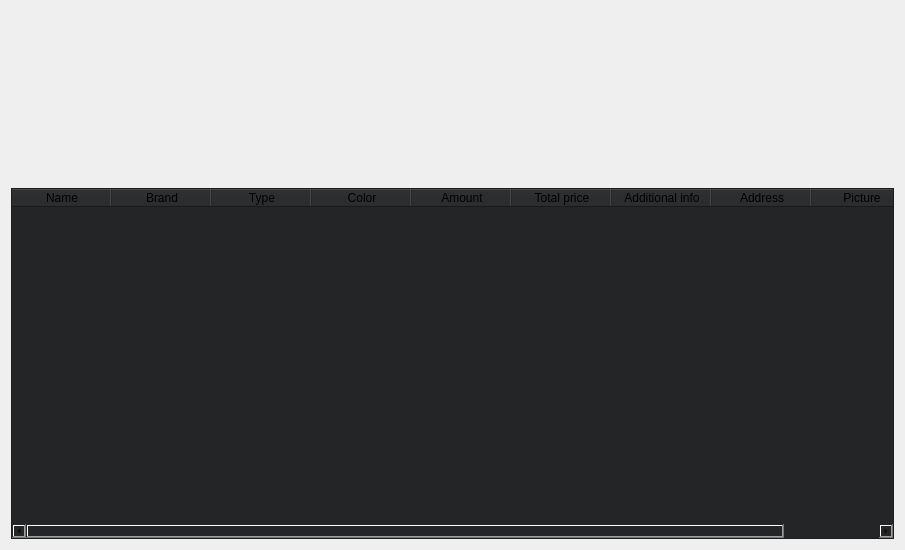
Before: the Qt Designer form AP/show_transaction.ui in AP-projects-4001/Guys, drawn with Qt 5.
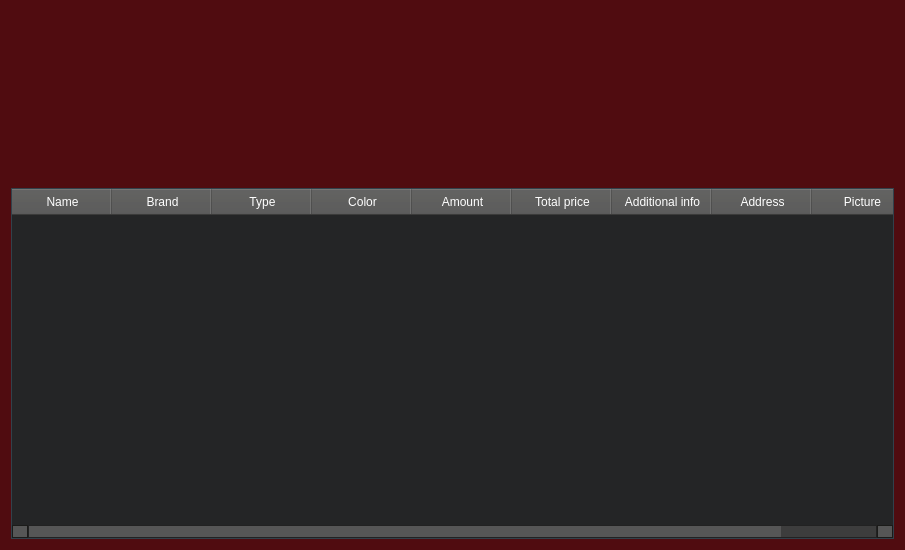
After: the same form once the commit is applied. Icons and pictures are not drawn.

```diff
--- a/AP/show_transaction.ui
+++ b/AP/show_transaction.ui
@@ -13,6 +13,711 @@
   <property name="windowTitle">
    <string>Dialog</string>
   </property>
+  <property name="styleSheet">
+   <string notr="true">
+QWidget
+{
+	background-color: #500c10;
+	color: #ffffff;
+	border-color: #051a39;
+
+}
+
+
+QLabel
+{
+	background-color: transparent;
+	color: #ffffff;
+
+}
+
+
+QToolTip
+{
+	border : 1px solid #500c10;
+	background-color: #26264f;
+	color: #ffffff;
+	border-color: #051a39;
+
+}
+QPushButton
+{
+	background-color: #565656;
+	color: #ffffff;
+	border-style: solid;
+	border-width: 1px;
+	border-radius: 10px;
+	border-color: #051a39;
+	padding: 5px;
+
+}
+
+
+QPushButton::disabled
+{
+	background-color: #404040;
+	color: #656565;
+	border-color: #051a39;
+
+}
+
+
+QPushButton::hover
+{
+	background-color: #8399ff;
+	color: #ffffff;
+	border-style: solid;
+	border-width: 1px;
+	border-radius: 10px;
+	border-color: #051a39;
+	padding: 5px;
+}
+
+
+QPushButton::pressed
+{
+	background-color: #4969ff;
+	color: #ffffff;
+	border-style: solid;
+	border-width: 1px;
+	border-radius: 10px;
+	border-color: #051a39;
+	padding: 5px;
+
+}
+
+QComboBox
+{
+    background-color: #565656;
+    border: 1px solid;
+    border-radius: 3px;
+    padding-left: 6px;
+    color: #ffffff;
+    height: 20px;
+
+}
+
+
+QComboBox::disabled
+{
+	background-color: #404040;
+	color: #656565;
+	border-color: #051a39;
+
+}
+
+
+QComboBox:hover
+{
+    background-color: #8399ff;
+}
+
+
+QComboBox:on
+{
+    background-color: #4969ff;
+
+}
+
+
+QComboBox QAbstractItemView
+{
+    background-color: #383838;
+    color: #ffffff;
+    border: 1px solid black;
+    selection-background-color: #4969ff;
+    selection-color: #ffffff;
+    outline: 0;
+
+}
+
+QComboBox::drop-down
+{
+    subcontrol-origin: padding;
+    subcontrol-position: top right;
+    width: 15px;
+    border-left-width: 0px;
+    border-left-color: darkgray;
+    border-left-style: solid; 
+    border-top-right-radius: 3px; 
+    border-bottom-right-radius: 3px;
+
+}
+
+
+QComboBox::down-arrow
+{
+    image: url(://arrow-down.png);
+    width: 8px;
+    height: 8px;
+}
+
+
+QSpinBox
+{
+	background-color: #525251;
+	color: #ffffff;
+	border: 1px solid #051a39;
+	border-radius: 3px;
+	padding : 2px;
+}
+
+QLineEdit
+{
+	background-color: #525251;
+	color: #ffffff;
+	border-width: 1px;
+	border-radius: 7px;
+	border-color: #051a39;
+	padding: 2px;
+
+}
+
+QLineEdit::disabled
+{
+	background-color: #404040;
+	color: #656565;
+	border-width: 1px;
+	border-radius: 7px;
+	border-color: #051a39;
+	padding: 2px;
+
+}
+
+QTextEdit
+{
+	background-color: #ffffff;
+	color: #010201;
+	border-color: #051a39;
+
+}
+
+
+QTextEdit::disabled
+{
+	background-color: #404040;
+	color: #656565;
+	border-color: #051a39;
+
+}
+
+QCheckBox::indicator
+{
+    color: #b1b1b1;
+    background-color: #323232;
+    border: 1px solid #b1b1b1;
+    width: 12px;
+    height: 12px;
+
+}
+
+
+QCheckBox::indicator:checked
+{
+    image:url(://checkbox.png);
+    border: 1px solid #565656;
+
+}
+
+
+QCheckBox::disabled
+{
+	color: #656565;
+
+}
+
+
+QCheckBox::indicator:disabled
+{
+	background-color: #656565;
+	color: #656565;
+    border: 1px solid #656565;
+
+}
+
+
+QRadioButton::indicator::unchecked
+{ 
+	border: 2px inset gray; 
+	border-radius: 5px; 
+	background-color:  #fff;
+	width: 9px; 
+	height: 9px; 
+
+}
+
+
+QRadioButton::indicator::unchecked:hover
+{ 
+	border: 2px solid #565656; 
+	border-radius: 5px; 
+	background-color:  #fff;
+	width: 9px; 
+	height: 9px; 
+
+}
+
+
+QRadioButton::indicator::checked
+{ 
+	border: 2px inset darkgray; 
+	border-radius: 5px; 
+	background-color: #4969ff; 
+	width: 9px; 
+	height: 9px; 
+
+}
+
+
+QRadioButton::disabled
+{
+	color: #656565;
+
+}
+
+
+QRadioButton::indicator:disabled
+{
+	background-color: #656565;
+	color: #656565;
+    border: 2px solid #656565;
+
+}
+
+
+QTableView
+{
+    background-color: #242526;
+    border: 1px solid #32414B;
+    color: #f0f0f0;
+    gridline-color: #8faaff;
+    outline : 0;
+
+}
+
+
+QTableView::disabled
+{
+    background-color: #242526;
+    border: 1px solid #32414B;
+    color: #656565;
+    gridline-color: #656565;
+    outline : 0;
+
+}
+
+
+QTableView::item:hover 
+{
+    background-color: #26264f;
+    color: #f0f0f0;
+
+}
+
+
+QTableView::item:selected 
+{
+    background-color: #1a1b1c;
+    border: 2px solid #4969ff;
+    color: #F0F0F0;
+
+}
+
+
+QTableView::item:selected:disabled
+{
+    background-color: #1a1b1c;
+    border: 2px solid #525251;
+    color: #656565;
+
+}
+
+
+QTableCornerButton::section
+{
+    background-color: #505050;
+    color: #fff;
+
+}
+
+
+QHeaderView::section
+{
+    background-color: #525251;
+    color: #fff;
+    text-align: left;
+	padding: 4px;
+	
+}
+
+
+QHeaderView::section:disabled
+{
+    background-color: #525251;
+    color: #656565;
+
+}
+
+
+
+
+
+
+QHeaderView::section::vertical::first,
+QHeaderView::section::vertical::only-one
+{
+    border-top: 1px solid #353635;
+
+}
+
+
+QHeaderView::section::vertical
+{
+    border-top: 1px solid #353635;
+
+}
+
+
+QHeaderView::section::horizontal::first,
+QHeaderView::section::horizontal::only-one
+{
+    border-left: 1px solid #353635;
+
+}
+
+
+QHeaderView::section::horizontal
+{
+    border-left: 1px solid #353635;
+
+}
+
+
+QTabBar::tab
+{
+	background-color: #262626;
+	color: #ffffff;
+	border-style: solid;
+	border-width: 1px;
+	border-top-left-radius: 3px;
+	border-top-right-radius: 3px;
+	border-color: #051a39;
+	padding: 5px;
+
+}
+
+
+QTabBar::tab:disabled
+{
+	background-color: #656565;
+	color: #656565;
+}
+
+
+QTabWidget::pane 
+{
+	background-color: #262626;
+	color: #ffffff;
+    border: 1px solid;
+    border-color: #565656;
+
+}
+
+
+QTabBar::tab:selected
+{
+    background-color: #565656;
+	color: #ffffff;
+	border-style: solid;
+	border-width: 1px;
+	border-top-left-radius: 3px;
+	border-top-right-radius: 3px;
+	border-color: #051a39;
+	padding: 5px;
+
+}
+
+
+QTabBar::tab:selected:disabled
+{
+	background-color: #404040;
+	color: #656565;
+
+}
+
+
+QTabBar::tab:!selected 
+{
+    background-color: #262626;
+
+}
+
+
+QTabBar::tab:!selected:hover 
+{
+    background-color: #8399ff;
+
+}
+
+
+QTabBar::tab:top:!selected 
+{
+    margin-top: 3px;
+
+}
+
+
+QTabBar::tab:bottom:!selected 
+{
+    margin-bottom: 3px;
+
+}
+
+
+QTabBar::tab:top, QTabBar::tab:bottom 
+{
+    min-width: 8ex;
+    margin-right: -1px;
+    padding: 5px 10px 5px 10px;
+
+}
+
+
+QTabBar::tab:top:selected 
+{
+    border-bottom-color: none;
+
+}
+
+
+QTabBar::tab:bottom:selected 
+{
+    border-top-color: none;
+
+}
+
+
+QTabBar::tab:top:last, QTabBar::tab:bottom:last,
+QTabBar::tab:top:only-one, QTabBar::tab:bottom:only-one 
+{
+    margin-right: 0;
+
+}
+
+
+QTabBar::tab:left:!selected 
+{
+    margin-right: 3px;
+
+}
+
+
+QTabBar::tab:right:!selected
+{
+    margin-left: 3px;
+
+}
+
+
+QTabBar::tab:left, QTabBar::tab:right 
+{
+    min-height: 8ex;
+    margin-bottom: -1px;
+    padding: 10px 5px 10px 5px;
+
+}
+
+
+QTabBar::tab:left:selected 
+{
+    border-left-color: none;
+
+}
+
+
+QTabBar::tab:right:selected 
+{
+    border-right-color: none;
+
+}
+
+
+QTabBar::tab:left:last, QTabBar::tab:right:last,
+QTabBar::tab:left:only-one, QTabBar::tab:right:only-one 
+{
+    margin-bottom: 0;
+
+}
+
+
+QScrollBar:horizontal
+{
+    border: 1px solid #222222;
+    background-color: #3d3d3d;
+    height: 13px;
+    margin: 0px 16px 0 16px;
+
+}
+
+
+QScrollBar::handle:horizontal
+{
+    background: #565656;
+    min-height: 20px;
+
+}
+
+
+QScrollBar::add-line:horizontal
+{
+    border: 1px solid #1b1b19;
+    background-color: #565656;
+    width: 14px;
+    subcontrol-position: right;
+    subcontrol-origin: margin;
+
+}
+
+
+QScrollBar::sub-line:horizontal
+{
+    border: 1px solid #1b1b19;
+    background-color: #565656;
+    width: 14px;
+    subcontrol-position: left;
+    subcontrol-origin: margin;
+
+}
+
+
+QScrollBar::right-arrow:horizontal
+{
+    width: 6px;
+    height: 6px;
+
+}
+
+
+QScrollBar::left-arrow:horizontal
+{
+    width: 6px;
+    height: 6px;
+
+}
+
+
+QScrollBar::add-page:horizontal, QScrollBar::sub-page:horizontal
+{
+    background: none;
+
+}
+
+
+QScrollBar:vertical
+{
+    background-color: #3d3d3d;
+    width: 13px;
+    margin: 16px 0 16px 0;
+    border: 1px solid #222222;
+
+}
+
+
+QScrollBar::handle:vertical
+{
+    background-color: #565656;
+    min-height: 20px;
+
+}
+
+
+QScrollBar::add-line:vertical
+{
+    border: 1px solid #1b1b19;
+    background-color: #565656;
+    height: 14px;
+    subcontrol-position: bottom;
+    subcontrol-origin: margin;
+
+}
+
+
+QScrollBar::sub-line:vertical
+{
+    border: 1px solid #1b1b19;
+    background-color: #565656;
+    height: 14px;
+    subcontrol-position: top;
+    subcontrol-origin: margin;
+
+}
+
+
+QScrollBar::up-arrow:vertical
+{
+    width: 6px;
+    height: 6px;
+
+}
+
+
+QScrollBar::down-arrow:vertical
+{
+    width: 6px;
+    height: 6px;
+
+}
+
+
+QScrollBar::add-page:vertical, QScrollBar::sub-page:vertical
+{
+    background: none;
+
+}
+
+QStatusBar
+{
+	background-color: #565656;
+	color: #ffffff;
+	border-color: #051a39;
+
+}
+
+QCheckBox:disabled
+{
+color: #414141;
+}
+
+QCheckBox::indicator{
+    color: #b1b1b1;
+    background-color: #323232;
+    border: 1px solid #b1b1b1;
+    width:  12px;
+    height:  12px;
+}
+
+QRadioButton::indicator
+{
+    border-radius: 6px;
+}
+
+QCheckBox::indicator:hover
+{
+    border: 1px solid #8399ff;
+}
+
+QCheckBox::indicator:checked
+{
+	border-image: url(:/included_images/Check_mark.png) 0 0 0 0 stretch stretch;
+	background-color: #ffffff;
+}
+
+QCheckBox::indicator:disabled
+{
+    border: 1px solid #444;
+}
+</string>
+  </property>
   <layout class="QGridLayout" name="gridLayout">
    <item row="0" column="0">
     <layout class="QVBoxLayout" name="verticalLayout">
```
